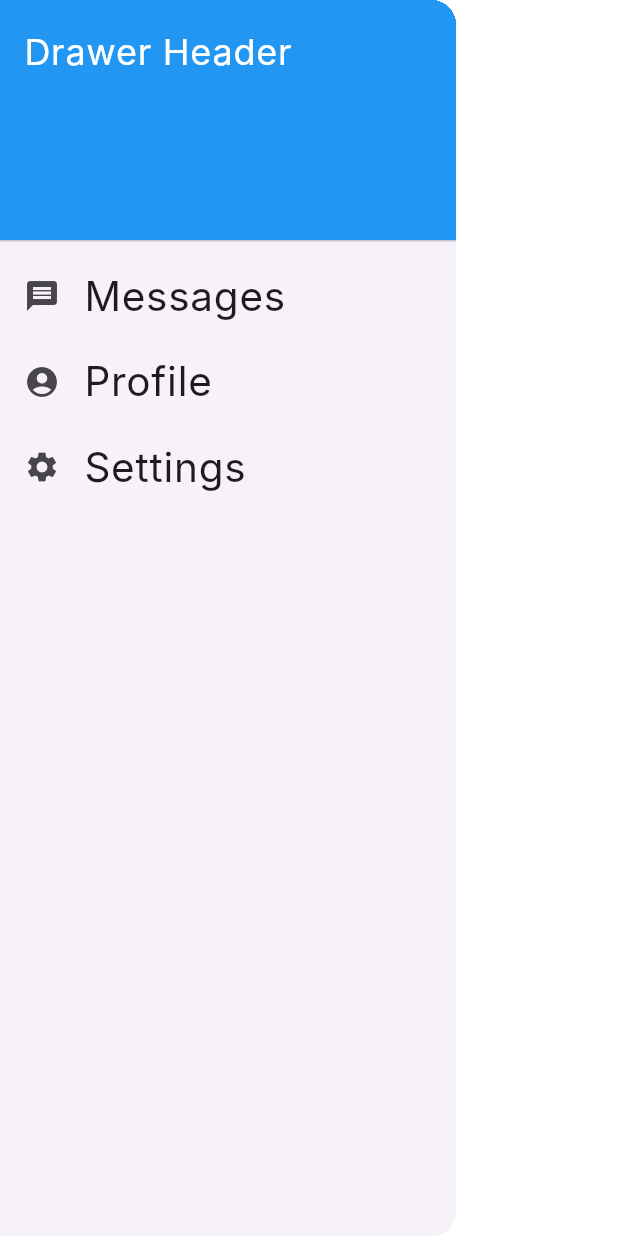
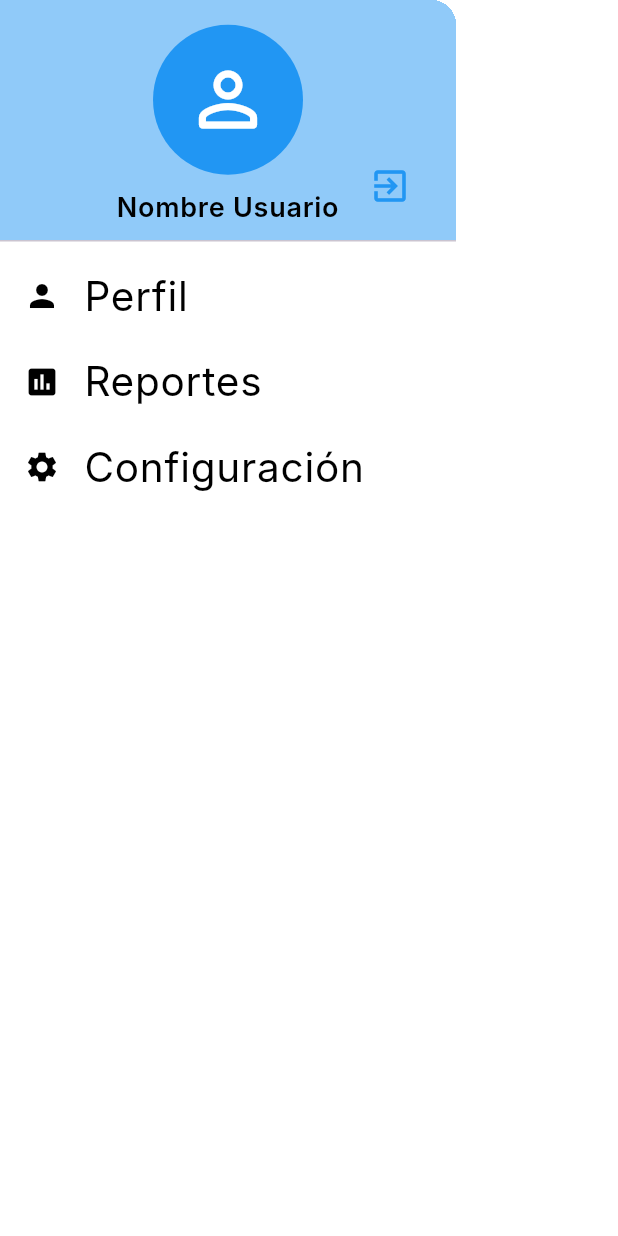
Before and after one commit to Edgarbri26/sicv_flutter, a Flutter app: the Menu widget shown alone on an empty page, opened directly, on a phone screen of 412 x 824 dp. Run offline on Flutter 3.47's test engine with Material 3 defaults, Android fonts, the phone set to English and light mode, and no system bars; our stand-ins replace material_symbols_icons; Roboto replaces fonts that are missing (Inter).

Commit message:
Aqui el menu y el menu de settings

```diff
--- a/lib/ui/pages/home_page.dart
+++ b/lib/ui/pages/home_page.dart
@@ -4,13 +4,11 @@ import 'package:sicv_flutter/config/app_routes.dart';
 import 'package:sicv_flutter/core/theme/app_colors.dart';
 import 'package:sicv_flutter/core/theme/app_text_styles.dart';
 import 'package:sicv_flutter/models/inventory_item.dart';
-import 'package:sicv_flutter/ui/pages/add_edit_inventory_page.dart';
 import 'package:sicv_flutter/ui/pages/screen/inventory_screen.dart';
 import 'package:sicv_flutter/ui/pages/screen/purchase_screen.dart';
 import 'package:sicv_flutter/ui/pages/screen/sale_screen.dart';
 import 'package:sicv_flutter/ui/widgets/detail_product_cart.dart';
-import 'package:sicv_flutter/ui/widgets/manu.dart';
-import 'package:sicv_flutter/ui/widgets/product_card.dart';
+import 'package:sicv_flutter/ui/widgets/menu.dart';
 
 class HomePage extends StatefulWidget {
   const HomePage({super.key});
--- a/lib/ui/widgets/manu.dart
+++ /dev/null
@@ -1,39 +0,0 @@
-import 'package:flutter/material.dart';
-import 'package:sicv_flutter/core/theme/app_colors.dart';
-
-class Menu extends StatelessWidget {
-  const Menu({super.key});
-
-  @override
-  Widget build(BuildContext context) {
-    return Drawer(
-      child: ListView(
-        padding: EdgeInsets.zero,
-        children: <Widget>[
-          const DrawerHeader(
-            decoration: BoxDecoration(color: AppColors.primary),
-            child: Text(
-              'Drawer Header',
-              style: TextStyle(color: AppColors.secondary, fontSize: 24),
-            ),
-          ),
-          ListTile(
-            leading: const Icon(Icons.message),
-            title: const Text('Messages'),
-            onTap: () {},
-          ),
-          ListTile(
-            leading: const Icon(Icons.account_circle),
-            title: const Text('Profile'),
-            onTap: () {},
-          ),
-          ListTile(
-            leading: const Icon(Icons.settings),
-            title: const Text('Settings'),
-            onTap: () {},
-          ),
-        ],
-      ),
-    );
-  }
-}
--- /dev/null
+++ b/lib/ui/widgets/menu.dart
@@ -0,0 +1,94 @@
+import 'package:flutter/material.dart';
+import 'package:sicv_flutter/core/theme/app_colors.dart';
+import 'package:sicv_flutter/ui/pages/settings_page.dart';
+
+class Menu extends StatelessWidget {
+  const Menu({super.key});
+
+  @override
+  Widget build(BuildContext context) {
+    return Drawer(
+      backgroundColor: Colors.white,
+      child: ListView(
+        padding: EdgeInsets.zero,
+        children: <Widget>[
+          DrawerHeader(
+            decoration: const BoxDecoration(color: AppColors.iconPassive),
+            child: Stack(
+              children: [
+                Center(
+                  child: Column(
+                    mainAxisAlignment: MainAxisAlignment.center,
+                    children: [
+                      CircleAvatar(
+                        radius: 50,
+                        backgroundColor: AppColors.primary,
+                        child: Icon(
+                          Icons.person_outline_rounded,
+                          size: 58,
+                          color: AppColors.secondary,
+                        ),
+                      ),
+                      const SizedBox(height: 8),
+                      Text(
+                        'Nombre Usuario',
+                        style: const TextStyle(
+                          color: Colors.black,
+                          fontSize: 18,
+                          fontWeight: FontWeight.w600,
+                        ),
+                        textAlign: TextAlign.center,
+                      ),
+                    ],
+                  ),
+                ),
+                Positioned(
+                  right: 4,
+                  bottom: 4,
+                  child: Tooltip(
+                    message: 'Cerrar sesión',
+                    preferBelow: false,
+                    child: IconButton(
+                      icon: Icon(Icons.exit_to_app, color: AppColors.primary),
+                      iconSize: 28,
+                      onPressed: () {
+                        // No hace nada
+                      },
+                    ),
+                  ),
+                ),
+              ],
+            ),
+          ),
+          ListTile(
+            leading: const Icon(Icons.person, color: Colors.black),
+            title: const Text('Perfil', style: TextStyle(color: Colors.black)),
+            onTap: () {},
+          ),
+          ListTile(
+            leading: const Icon(Icons.assessment, color: Colors.black),
+            title: const Text(
+              'Reportes',
+              style: TextStyle(color: Colors.black),
+            ),
+            onTap: () {},
+          ),
+          ListTile(
+            leading: const Icon(Icons.settings, color: Colors.black),
+            title: const Text(
+              'Configuración',
+              style: TextStyle(color: Colors.black),
+            ),
+            onTap: () {
+              Navigator.pop(context);
+              Navigator.push(
+                context,
+                MaterialPageRoute(builder: (_) => const SettingsScreen()),
+              );
+            },
+          ),
+        ],
+      ),
+    );
+  }
+}
```
Also changed, not shown: lib/ui/pages/settings_page.dart (+135 -3 lines).
